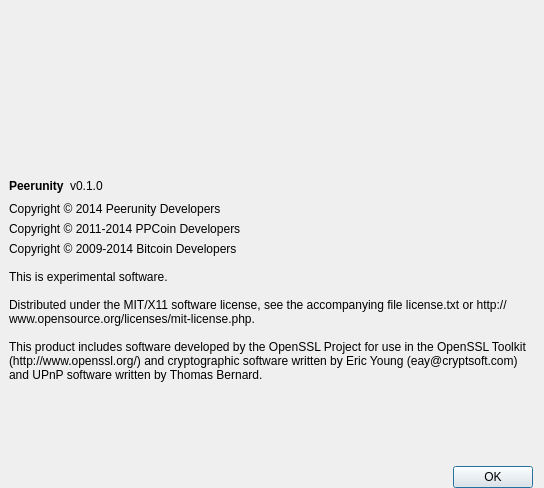
Before: the Qt Designer form src/qt/forms/aboutdialog.ui in Peerunity/Peerunity, drawn with Qt 5.
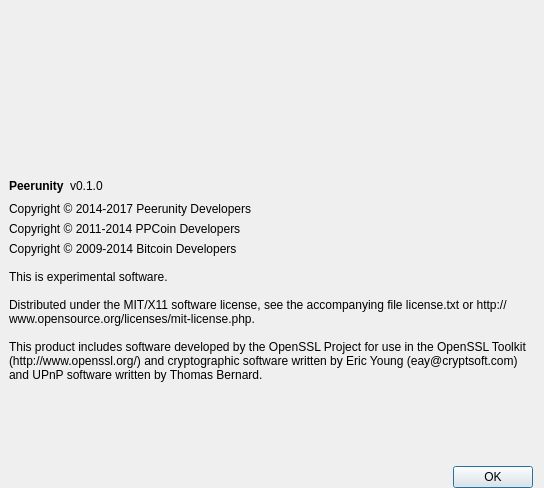
After: the same form once the commit is applied. Icons and pictures are not drawn.

Commit message: Update of copyright year to 2017

Patch:
```diff
--- a/src/qt/forms/aboutdialog.ui
+++ b/src/qt/forms/aboutdialog.ui
@@ -110,7 +110,7 @@
      <item>
       <widget class="QLabel" name="label_4">
        <property name="text">
-        <string>Copyright © 2014 Peerunity Developers</string>
+        <string>Copyright © 2014-2017 Peerunity Developers</string>
        </property>
       </widget>
      </item>
```
The commit also changes 51 other files.
